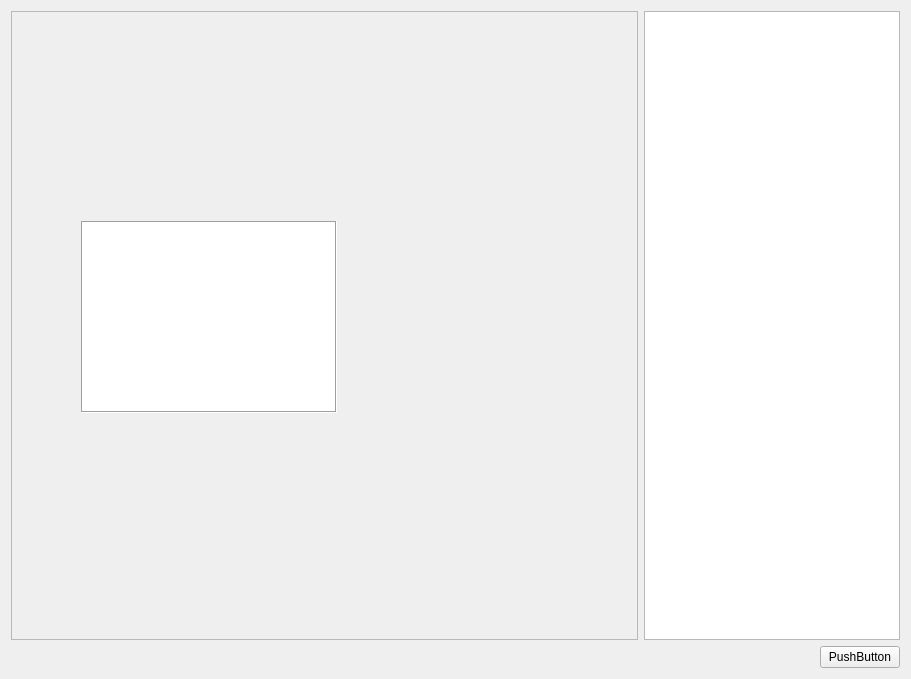
Old version of the form src/editor/editor.ui in the repository anravalli/MonsterChase.
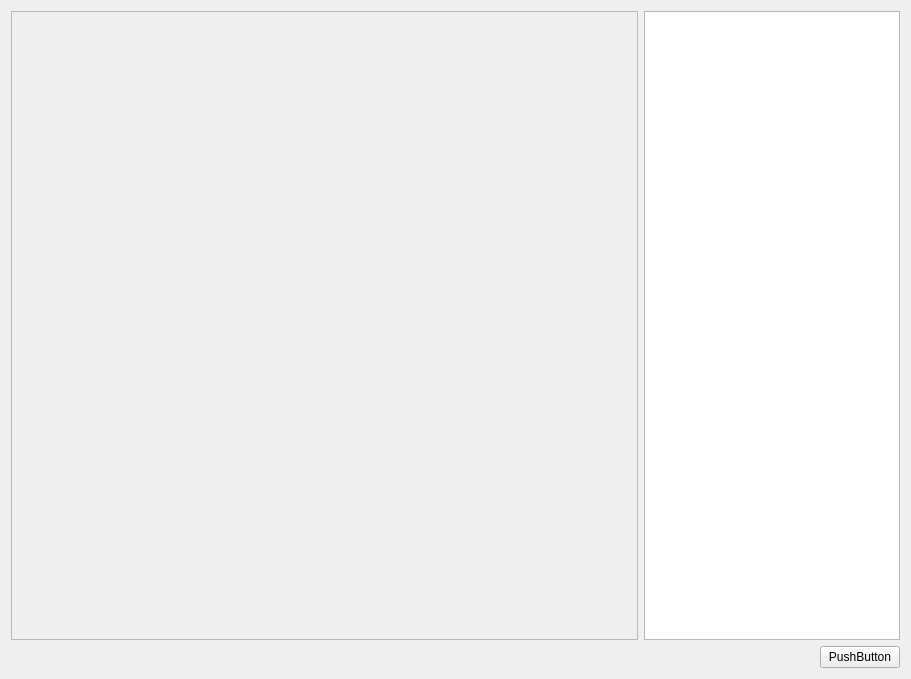
New version of the form.

Commit message: Monster Chase #33 - Game Pages Changes: - src/editor/editor.ui: removed map_view object - src/editor/editor.cpp/h: controller part moved away and clean up - src/editor/level_editor.cpp/h: editor controller - src/editor/level_models.cpp/h: level model stub implementation - src/main.cpp: main_window definition moved to UiPageViewQt - src/monsterchase.cpp/h: fixed editor opening and closing, removed main_window - src/src.pro: updated project content and enabled debug build - src/ui/uipageview_qt.cpp/h: main_window is now created and managed here - tests/tests.pro: fixed build

Patch:
```diff
--- a/src/editor/editor.ui
+++ b/src/editor/editor.ui
@@ -30,19 +30,6 @@
        <property name="frameShadow">
         <enum>QFrame::Raised</enum>
        </property>
-       <widget class="QGraphicsView" name="map_view">
-        <property name="geometry">
-         <rect>
-          <x>70</x>
-          <y>210</y>
-          <width>256</width>
-          <height>192</height>
-         </rect>
-        </property>
-        <property name="frameShape">
-         <enum>QFrame::Box</enum>
-        </property>
-       </widget>
       </widget>
      </item>
      <item>
```
The commit also changes 13 other files.
